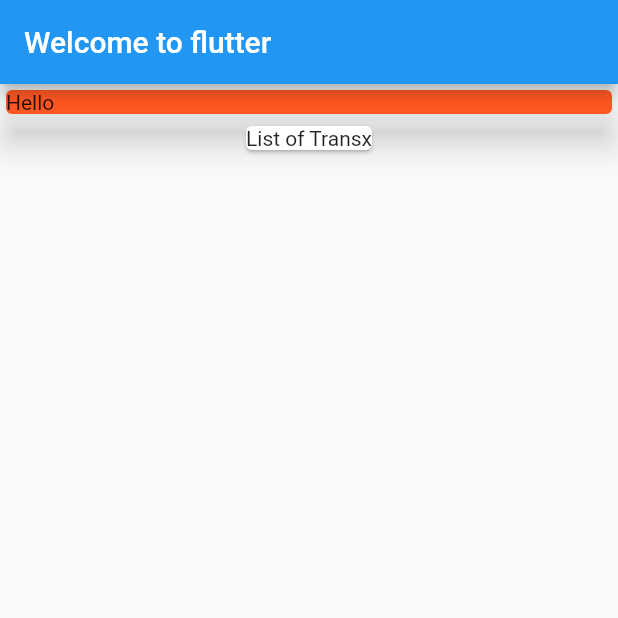
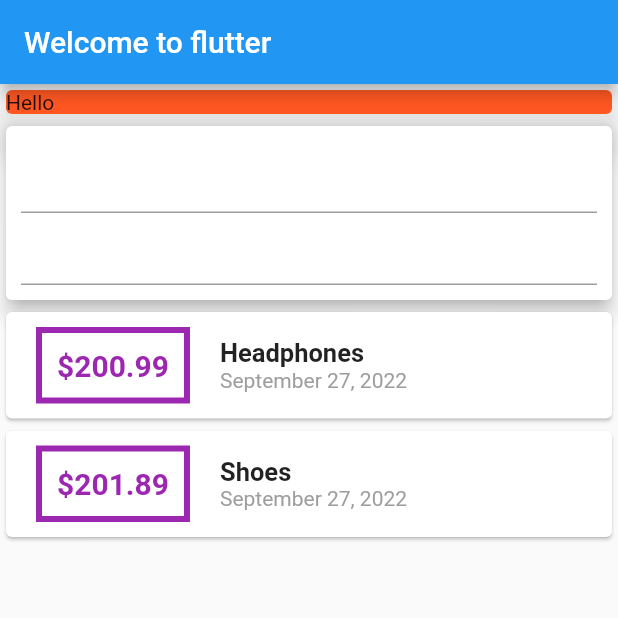
Before and after one commit to vikraman-boominathan/Flutter, a Flutter app: the screen it shows after launch, on a phone screen of 412 x 824 dp, the top half of it. Run offline on Flutter 3.47's test engine with Material 2 defaults, Android fonts, the light colour scheme and no system bars.

Commit message:
Styling, Adding Date & Format, TextFiield

```diff
--- a/new_app/lib/main.dart
+++ b/new_app/lib/main.dart
@@ -1,6 +1,9 @@
-// ignore_for_file: avoid_unnecessary_containers, prefer_const_constructors, sized_box_for_whitespace
+// ignore_for_file: avoid_unnecessary_containers, prefer_const_constructors, sized_box_for_whitespace, unused_import, prefer_const_literals_to_create_immutables
 
 import 'package:flutter/material.dart';
+import 'package:intl/intl.dart';
+
+import 'package:new_app/transaction.dart';
 
 void main() {
   runApp(const MyApp());
@@ -23,14 +26,30 @@ class MyHomePage extends StatelessWidget {
 
   @override
   Widget build(BuildContext context) {
+    final List<Transaction> transactionList = [
+      Transaction(
+        id: "t1",
+        title: "Headphones",
+        amount: 200.99,
+        date: DateTime.now(),
+      ),
+      Transaction(
+        id: "t2",
+        title: "Shoes",
+        amount: 201.89,
+        date: DateTime.now(),
+      )
+    ];
     return Scaffold(
       appBar: AppBar(
         title: const Text("Welcome to flutter"),
       ),
       body: Column(
+        // mainAxisAlignment: MainAxisAlignment.spaceAround,
+        crossAxisAlignment: CrossAxisAlignment.stretch,
         children: [
           Container(
-            width: double.infinity,
+            // width: double.infinity,
             child: Card(
               elevation: 10,
               color: Colors.deepOrange,
@@ -40,9 +59,61 @@ class MyHomePage extends StatelessWidget {
             ),
           ),
           Card(
-            child: Text(
-              "List of Transx",
+            elevation: 5,
+            child: Container(
+              padding: EdgeInsets.all(10),
+              child: Column(
+                children: [TextField(), TextField()],
+              ),
             ),
+          ),
+          Column(
+            children: transactionList
+                .map(
+                  (e) => Card(
+                    child: Row(
+                      children: [
+                        Container(
+                          margin: EdgeInsets.symmetric(
+                              vertical: 10, horizontal: 20),
+                          decoration: BoxDecoration(
+                            border: Border.all(
+                              color: Colors.purple,
+                              width: 4,
+                            ),
+                          ),
+                          padding: EdgeInsets.all(10),
+                          child: Text(
+                              style: TextStyle(
+                                color: Colors.purple,
+                                fontWeight: FontWeight.bold,
+                                fontSize: 20,
+                              ),
+                              // e.amount.toString(),
+                              "\$${e.amount}" // String interpolation - "$" is a hold unique meaning to it so it cannot be treated as a common notation. "\ - backslash" is used to escape that notation
+                              ),
+                        ),
+                        Column(
+                          crossAxisAlignment: CrossAxisAlignment.start,
+                          children: [
+                            Text(
+                              style: TextStyle(
+                                fontWeight: FontWeight.bold,
+                                fontSize: 17,
+                              ),
+                              e.title,
+                            ),
+                            Text(
+                                style: TextStyle(color: Colors.grey),
+                                // DateFormat("dd-MM-yyyy").format(e.date)  #one way of configuring the date format by manually giving the type of the date format
+                                DateFormat.yMMMMd().format(e.date))
+                          ],
+                        )
+                      ],
+                    ),
+                  ),
+                )
+                .toList(),
           )
         ],
       ),
--- /dev/null
+++ b/new_app/lib/transaction.dart
@@ -0,0 +1,12 @@
+// ignore_for_file: unused_import
+
+import 'package:flutter/foundation.dart';
+
+class Transaction{
+   String id;
+   String title;
+   double amount;
+   DateTime date;
+
+   Transaction({required this.id, required this.title, required this.amount, required this.date});
+}
--- a/new_app/pubspec.yaml
+++ b/new_app/pubspec.yaml
@@ -36,6 +36,7 @@ dependencies:
   # The following adds the Cupertino Icons font to your application.
   # Use with the CupertinoIcons class for iOS style icons.
   cupertino_icons: ^1.0.2
+  intl: ^0.17.0
 
 dev_dependencies:
   flutter_test:
```
Also changed, not shown: new_app/pubspec.lock.
